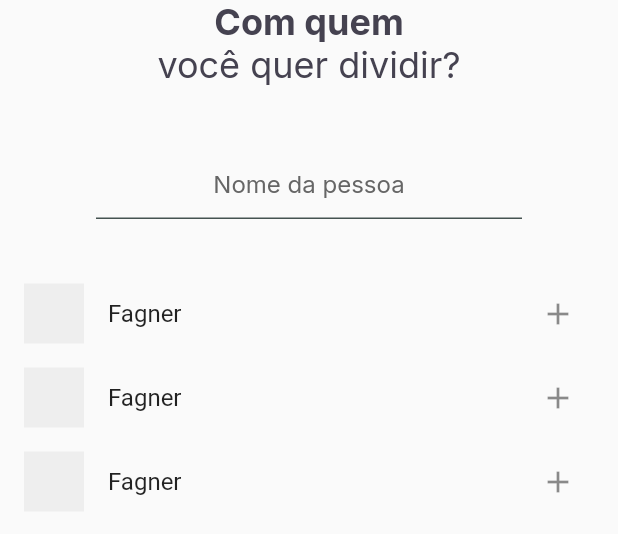
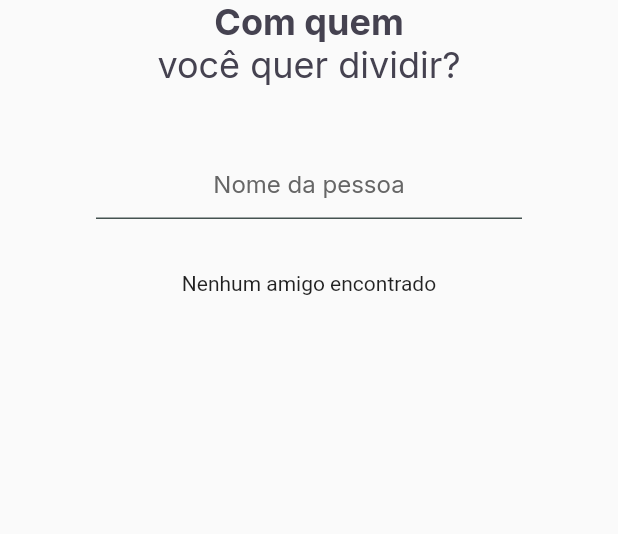
Before and after one commit to fagnerlima/rocketseat-ignite-flutter, a Flutter app: the StepTwoPage widget shown alone on an empty page, opened directly, on a phone screen of 412 x 824 dp. Shown: the top 534 px of the screen. Run offline on Flutter 3.47's test engine with Material 2 defaults, Android fonts, the phone set to English and light mode, and no system bars; our stand-ins replace cloud_firestore, firebase_core, flutter_mobx, google_fonts, google_sign_in, mobx and 1 more; accounts and stored records are empty; generated files the repository leaves out were written again.

Commit message:
Adiciona controller em StepTwoPage

```diff
--- a/split_it/lib/modules/create_split/steps/two/step_two_page.dart
+++ b/split_it/lib/modules/create_split/steps/two/step_two_page.dart
@@ -1,4 +1,6 @@
 import 'package:flutter/material.dart';
+import 'package:flutter_mobx/flutter_mobx.dart';
+import 'package:split_it/modules/create_split/steps/two/step_two_controller.dart';
 import 'package:split_it/modules/create_split/widgets/person_tile.dart';
 import 'package:split_it/modules/create_split/widgets/step_input_text.dart';
 import 'package:split_it/modules/create_split/widgets/step_title.dart';
@@ -11,6 +13,8 @@ class StepTwoPage extends StatefulWidget {
 }
 
 class _StepTwoPageState extends State<StepTwoPage> {
+  final controller = StepTwoController();
+
   @override
   Widget build(BuildContext context) {
     return Column(
@@ -21,13 +25,21 @@ class _StepTwoPageState extends State<StepTwoPage> {
         ),
         SizedBox(height: 40,),
         StepInputTextWidget(
-          onChanged: (value) {},
+          onChanged: (value) => controller.getFriends(value),
           hintText: 'Nome da pessoa',
         ),
         SizedBox(height: 35,),
-        PersonTileWidget(name: 'Fagner',),
-        PersonTileWidget(name: 'Fagner',),
-        PersonTileWidget(name: 'Fagner',),
+        Observer(builder: (context) {
+          if (controller.friends.isEmpty) {
+            return Text('Nenhum amigo encontrado');
+          }
+
+          return Column(
+            children: controller.friends
+                .map((f) => PersonTileWidget(name: f.name))
+                .toList(),
+          );
+        },),
       ],
     );
   }
--- a/split_it/lib/shared/models/base_model.dart
+++ b/split_it/lib/shared/models/base_model.dart
@@ -1,4 +1,6 @@
 abstract class BaseModel {
+  const BaseModel();
+
   Map<String, dynamic> toMap();
 
   BaseModel.fromMap(Map<String, dynamic> map);
--- a/split_it/lib/shared/repositories/firebase_repository.dart
+++ b/split_it/lib/shared/repositories/firebase_repository.dart
@@ -18,7 +18,7 @@ abstract class FirebaseRepository<T extends BaseModel> {
     }
   }
 
-  Future<List<T>?> where({
+  Future<List<T>> where({
     required String key,
     required String value
   }) async {
@@ -32,7 +32,7 @@ abstract class FirebaseRepository<T extends BaseModel> {
           .map((e) => fromMap(e.data()))
           .toList();
     } catch (e) {
-      return null;
+      return [];
     }
   }
 
--- a/split_it/lib/shared/repositories/friends_repository.dart
+++ b/split_it/lib/shared/repositories/friends_repository.dart
@@ -7,6 +7,6 @@ class FriendsRepository extends FirebaseRepository<FriendModel> {
 
   @override
   FriendModel fromMap(Map<String, dynamic> map) {
-    throw UnimplementedError();
+    return FriendModel.fromMap(map);
   }
 }
```
Also changed, not shown: split_it/lib/modules/create_split/steps/two/step_two_controller.dart (+4 -9 lines), split_it/lib/shared/models/friend_model.dart (+14 -3 lines), split_it/lib/modules/create_split/steps/two/step_two_controller.g.dart.
